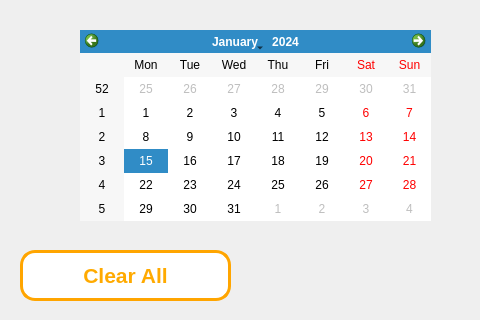
Before: the Qt Designer form FabLabEmprunt/empruntAjout.ui in Fablab-app-emprunt/App, drawn with Qt 5; both pictures show x 0 to 480 and y 380 to 700 of the 1000 by 700 pixel window.
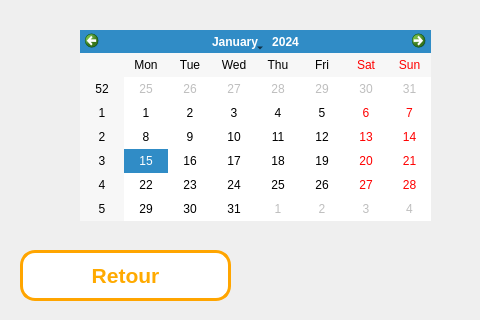
After: the same form once the commit is applied. Icons and pictures are not drawn.

Commit message: Implantation bouton retour + traitement des listes globales

What changed in the file:
```diff
--- a/FabLabEmprunt/empruntAjout.ui
+++ b/FabLabEmprunt/empruntAjout.ui
@@ -718,7 +718,7 @@
 border-bort</string>
    </property>
    <property name="text">
-    <string>Clear All</string>
+    <string>Retour</string>
    </property>
   </widget>
   <widget class="QCalendarWidget" name="today">
```
Left out of the diff: 3 changed lines with no effect on the pictures. The commit also changes 1 other file.
